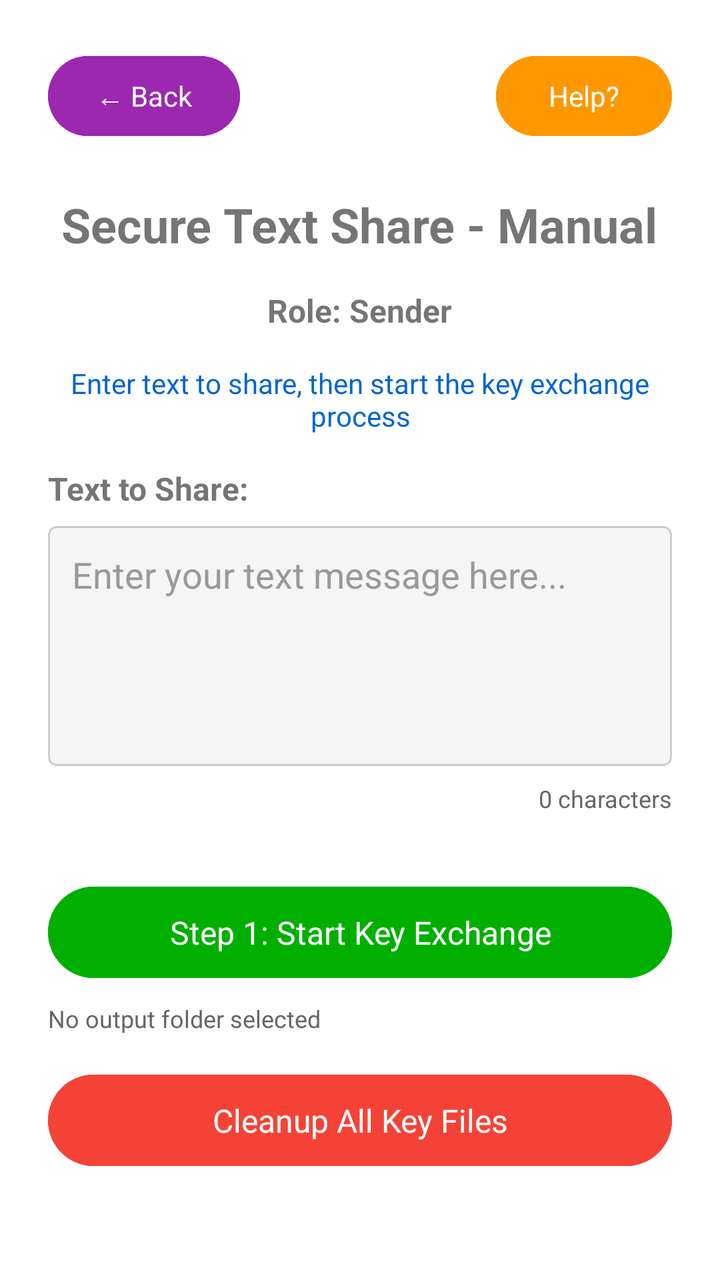
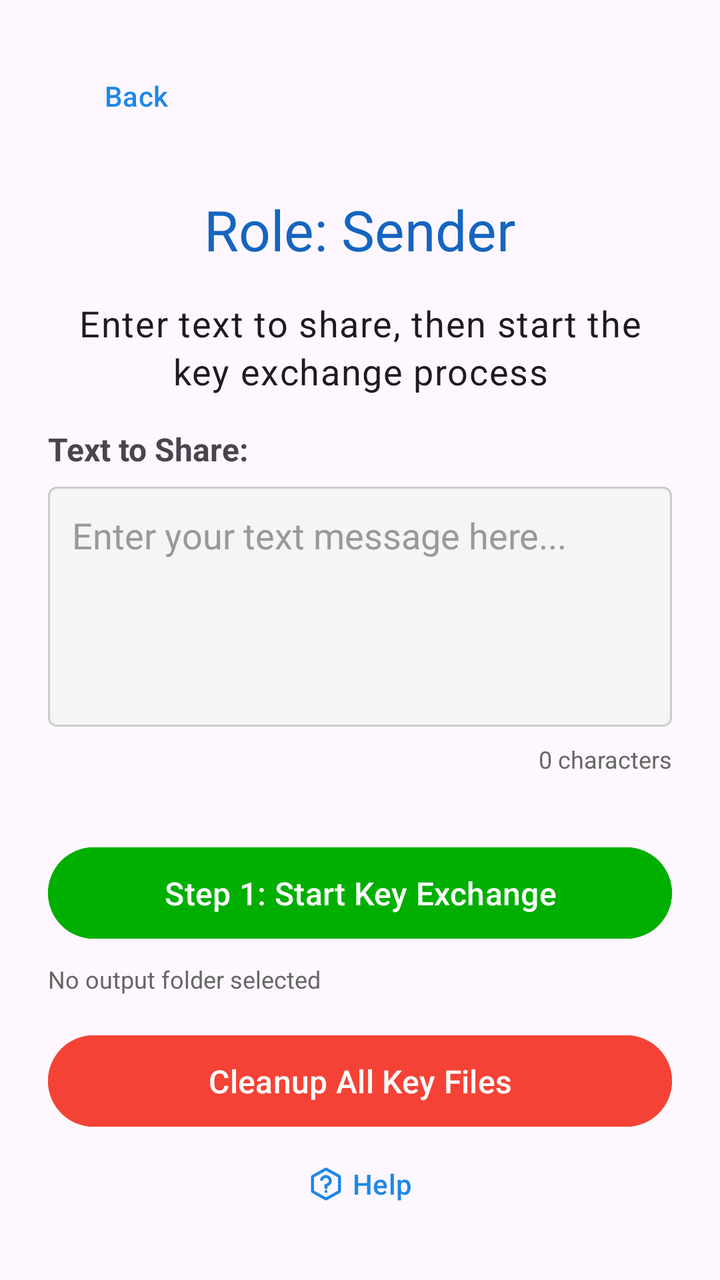

The first picture is an Android layout as it rendered before a commit; the second is the same layout after the commit. The layout source and the unified diff follow.
<!-- AndroidManifest.xml: application theme Theme.PQrypt -->
<!-- res/layout/activity_secure_share_manual_text.xml -->
<?xml version="1.0" encoding="utf-8"?>
<ScrollView
    xmlns:android="http://schemas.android.com/apk/res/android"
    xmlns:app="http://schemas.android.com/apk/res-auto"
    xmlns:tools="http://schemas.android.com/tools"
    android:layout_width="match_parent"
    android:layout_height="match_parent"
    android:fillViewport="true"
    tools:context=".SecureShareManualTextActivity">

    <LinearLayout
        android:layout_width="match_parent"
        android:layout_height="wrap_content"
        android:orientation="vertical"
        android:padding="24dp">

        
        <LinearLayout
            android:layout_width="match_parent"
            android:layout_height="wrap_content"
            android:orientation="horizontal"
            android:gravity="center_vertical"
            android:layout_marginBottom="24dp">

            <Button
                android:id="@+id/btn_back"
                style="@style/Widget.Material3.Button"
                android:layout_width="wrap_content"
                android:layout_height="wrap_content"
                android:backgroundTint="#9C27B0"
                android:text="← Back"
                android:textColor="@android:color/white"
            android:textSize="14sp" />

            <View
                android:layout_width="0dp"
                android:layout_height="1dp"
                android:layout_weight="1" />

            <Button
                android:id="@+id/btn_help"
                style="@style/Widget.Material3.Button"
                android:layout_width="wrap_content"
                android:layout_height="wrap_content"
                android:backgroundTint="#FF9800"
                android:text="Help?"
                android:textColor="@android:color/white"
            android:textSize="14sp" />
        </LinearLayout>

        <TextView
            android:layout_width="wrap_content"
            android:layout_height="wrap_content"
            android:text="Secure Text Share - Manual"
            android:textSize="24sp"
            android:textStyle="bold"
            android:layout_marginBottom="16dp"
            android:layout_gravity="center_horizontal" />

        <TextView
            android:id="@+id/tv_role"
            android:layout_width="wrap_content"
            android:layout_height="wrap_content"
            android:text="Role: Sender"
            android:textSize="16sp"
            android:textStyle="bold"
            android:layout_marginBottom="16dp"
            android:layout_gravity="center_horizontal" />

        <TextView
            android:id="@+id/tv_status"
            android:layout_width="match_parent"
            android:layout_height="wrap_content"
            android:text="Enter text to share, then start the key exchange process"
            android:textSize="14sp"
            android:textColor="#0066cc"
            android:layout_marginBottom="16dp"
            android:gravity="center" />

        
        <LinearLayout
            android:id="@+id/ll_text_input"
            android:layout_width="match_parent"
            android:layout_height="wrap_content"
            android:orientation="vertical"
            android:layout_marginBottom="16dp"
            android:visibility="visible">

            <TextView
                android:layout_width="wrap_content"
                android:layout_height="wrap_content"
                android:text="Text to Share:"
                android:textSize="16sp"
                android:textStyle="bold"
                android:layout_marginBottom="8dp" />

            <EditText
                android:id="@+id/et_text_input"
                android:layout_width="match_parent"
                android:layout_height="120dp"
                android:hint="Enter your text message here..."
                android:gravity="top|start"
                android:inputType="textMultiLine"
                android:padding="12dp"
                android:background="@drawable/edittext_border"
                android:textColor="@android:color/black"
                android:textColorHint="#999999"
                android:layout_marginBottom="8dp" />

            <TextView
                android:id="@+id/tv_char_count"
                android:layout_width="match_parent"
                android:layout_height="wrap_content"
                android:text="0 characters"
                android:textSize="12sp"
                android:textColor="#666666"
                android:gravity="end"
                android:layout_marginBottom="16dp" />
        </LinearLayout>

        
        <LinearLayout
            android:id="@+id/ll_text_display"
            android:layout_width="match_parent"
            android:layout_height="wrap_content"
            android:orientation="vertical"
            android:layout_marginBottom="16dp"
            android:visibility="gone">

            <TextView
                android:layout_width="wrap_content"
                android:layout_height="wrap_content"
                android:text="Decrypted Text:"
                android:textSize="16sp"
                android:textStyle="bold"
                android:layout_marginBottom="8dp" />

            <TextView
                android:id="@+id/tv_decrypted_text"
                android:layout_width="match_parent"
                android:layout_height="120dp"
                android:text="Decrypted text will appear here after successful key exchange"
                android:textSize="14sp"
                android:textColor="@android:color/black"
                android:padding="12dp"
                android:background="@drawable/edittext_border"
                android:layout_marginBottom="16dp" />
        </LinearLayout>

        
        <Button
            android:id="@+id/btn_step1"
            android:layout_width="match_parent"
            android:layout_height="wrap_content"
            android:text="Step 1: Start Key Exchange"
            android:textSize="16sp"
            android:padding="12dp"
            android:layout_marginBottom="8dp"
            style="@style/Widget.Material3.Button"
            android:backgroundTint="#00AF00"
            android:textColor="@android:color/white" />

        <TextView
            android:id="@+id/tv_step1_result"
            android:layout_width="match_parent"
            android:layout_height="wrap_content"
            android:text=""
            android:textSize="12sp"
            android:textColor="#666666"
            android:layout_marginBottom="16dp"
            android:visibility="gone" />




        <TextView
            android:id="@+id/tv_output_folder"
            android:layout_width="match_parent"
            android:layout_height="wrap_content"
            android:text="No output folder selected"
            android:textSize="12sp"
            android:textColor="#666666" />

        
        <Button
            android:id="@+id/btn_cleanup"
            android:layout_width="match_parent"
            android:layout_height="wrap_content"
            android:text="Cleanup All Key Files"
            android:textSize="16sp"
            android:padding="12dp"
            android:layout_marginTop="16dp"
            style="@style/Widget.Material3.Button"
            android:backgroundTint="#f44336"
            android:textColor="@android:color/white" />

    </LinearLayout>
</ScrollView>
<!-- resources referenced by this layout -->
<resources>
  <!-- drawable edittext_border (drawable) -->
  <?xml version="1.0" encoding="utf-8"?>
  <shape xmlns:android="http://schemas.android.com/apk/res/android"
      android:shape="rectangle">
      
      <solid android:color="#F5F5F5" />
      
      <stroke
          android:width="1dp"
          android:color="#CCCCCC" />
      
      <corners android:radius="4dp" />
      
      <padding
          android:left="8dp"
          android:top="8dp"
          android:right="8dp"
          android:bottom="8dp" />
      
  </shape>
  <style name="Theme.PQrypt" parent="Theme.MaterialComponents.DayNight.NoActionBar">
          
          <item name="colorPrimary">@color/blue_primary</item>
          <item name="colorPrimaryVariant">@color/blue_primary_dark</item>
          <item name="colorOnPrimary">@color/white</item>
          
          <item name="colorSecondary">@color/teal_200</item>
          <item name="colorSecondaryVariant">@color/teal_700</item>
          <item name="colorOnSecondary">@color/black</item>
          
          <item name="android:statusBarColor">@android:color/transparent</item>
          <item name="android:windowLightStatusBar">true</item>
          
      </style>
  <color name="blue_primary">#1E88E5</color>
  <color name="blue_primary_dark">#1565C0</color>
  <color name="white">#FFFFFFFF</color>
  <color name="teal_200">#FF03DAC5</color>
  <color name="teal_700">#FF018786</color>
  <color name="black">#FF000000</color>
</resources>

<!-- the commit's change to res/layout/activity_secure_share_manual_text.xml (unified diff, before → after) -->
@@ -10,9 +10,10 @@
 
     <LinearLayout
         android:layout_width="match_parent"
-        android:layout_height="wrap_content"
+        android:layout_height="match_parent"
         android:orientation="vertical"
-        android:padding="24dp">
+        android:padding="24dp"
+        android:gravity="center_horizontal">
 
         
         <LinearLayout
@@ -22,48 +23,20 @@
             android:gravity="center_vertical"
             android:layout_marginBottom="24dp">
 
-            <Button
+            <com.google.android.material.button.MaterialButton
                 android:id="@+id/btn_back"
-                style="@style/Widget.Material3.Button"
+                style="@style/Widget.Material3.Button.TextButton"
                 android:layout_width="wrap_content"
                 android:layout_height="wrap_content"
-                android:backgroundTint="#9C27B0"
-                android:text="← Back"
-                android:textColor="@android:color/white"
-            android:textSize="14sp" />
-
-            <View
-                android:layout_width="0dp"
-                android:layout_height="1dp"
-                android:layout_weight="1" />
-
-            <Button
-                android:id="@+id/btn_help"
-                style="@style/Widget.Material3.Button"
-                android:layout_width="wrap_content"
-                android:layout_height="wrap_content"
-                android:backgroundTint="#FF9800"
-                android:text="Help?"
-                android:textColor="@android:color/white"
-            android:textSize="14sp" />
+                android:text="Back" />
         </LinearLayout>
-
-        <TextView
-            android:layout_width="wrap_content"
-            android:layout_height="wrap_content"
-            android:text="Secure Text Share - Manual"
-            android:textSize="24sp"
-            android:textStyle="bold"
-            android:layout_marginBottom="16dp"
-            android:layout_gravity="center_horizontal" />
 
         <TextView
             android:id="@+id/tv_role"
             android:layout_width="wrap_content"
             android:layout_height="wrap_content"
             android:text="Role: Sender"
-            android:textSize="16sp"
-            android:textStyle="bold"
+            android:textAppearance="@style/TextAppearance.PQrypt.Headline"
             android:layout_marginBottom="16dp"
             android:layout_gravity="center_horizontal" />
 
@@ -72,8 +45,7 @@
             android:layout_width="match_parent"
             android:layout_height="wrap_content"
             android:text="Enter text to share, then start the key exchange process"
-            android:textSize="14sp"
-            android:textColor="#0066cc"
+            android:textAppearance="@style/TextAppearance.PQrypt.Body"
             android:layout_marginBottom="16dp"
             android:gravity="center" />
 
@@ -194,5 +166,20 @@
             android:backgroundTint="#f44336"
             android:textColor="@android:color/white" />
 
+        <Space
+            android:layout_width="match_parent"
+            android:layout_height="0dp"
+            android:layout_weight="1" />
+
+        <com.google.android.material.button.MaterialButton
+            android:id="@+id/btn_help"
+            style="@style/Widget.Material3.Button.TextButton"
+            android:layout_width="wrap_content"
+            android:layout_height="wrap_content"
+            android:layout_gravity="center_horizontal"
+            android:text="Help"
+            app:icon="@drawable/ic_help"
+            app:iconGravity="textStart" />
+
     </LinearLayout>
 </ScrollView>
<!-- resource entries referenced after the edit -->
@@ -20,7 +20,36 @@
           android:bottom="8dp" />
       
   </shape>
-  <style name="Theme.PQrypt" parent="Theme.MaterialComponents.DayNight.NoActionBar">
+  <!-- drawable ic_help (drawable) -->
+  <vector xmlns:android="http://schemas.android.com/apk/res/android"
+      android:width="800dp"
+      android:height="800dp"
+      android:viewportWidth="24"
+      android:viewportHeight="24">
+    <path
+        android:pathData="M9.09,9C9.325,8.332 9.789,7.768 10.4,7.409C11.011,7.05 11.729,6.919 12.427,7.039C13.125,7.159 13.759,7.522 14.215,8.064C14.671,8.606 14.921,9.292 14.92,10C14.92,12 11.92,13 11.92,13M12,17H12.01M3,7.942V16.059C3,16.401 3,16.573 3.05,16.725C3.095,16.861 3.168,16.985 3.265,17.089C3.374,17.208 3.523,17.291 3.823,17.457L11.223,21.568C11.507,21.726 11.648,21.805 11.799,21.836C11.932,21.863 12.068,21.863 12.201,21.836C12.352,21.805 12.493,21.726 12.777,21.568L20.177,17.457C20.477,17.291 20.626,17.208 20.735,17.089C20.832,16.985 20.905,16.861 20.949,16.725C21,16.573 21,16.401 21,16.059V7.942C21,7.599 21,7.428 20.949,7.275C20.905,7.14 20.832,7.016 20.735,6.911C20.626,6.792 20.477,6.709 20.177,6.543L12.777,2.432C12.493,2.274 12.352,2.195 12.201,2.165C12.068,2.137 11.932,2.137 11.799,2.165C11.648,2.195 11.507,2.274 11.223,2.432L3.823,6.543C3.523,6.709 3.374,6.792 3.265,6.911C3.168,7.016 3.095,7.14 3.05,7.275C3,7.428 3,7.599 3,7.942Z"
+        android:strokeLineJoin="round"
+        android:strokeWidth="2"
+        android:fillColor="#00000000"
+        android:strokeColor="#000000"
+        android:strokeLineCap="round"/>
+    <path
+        android:pathData="M12,13L12,14.5"
+        android:strokeWidth="2"
+        android:fillColor="#00000000"
+        android:strokeColor="#000000"
+        android:strokeLineCap="round"/>
+  </vector>
+  <style name="TextAppearance.PQrypt.Body" parent="TextAppearance.Material3.BodyLarge">
+          <item name="android:fontFamily">sans-serif</item>
+          <item name="android:textSize">18sp</item>
+      </style>
+  <style name="TextAppearance.PQrypt.Headline" parent="TextAppearance.Material3.HeadlineLarge">
+          <item name="android:fontFamily">sans-serif-medium</item>
+          <item name="android:textSize">28sp</item>
+          <item name="android:textColor">@color/blue_primary_dark</item>
+      </style>
+  <style name="Theme.PQrypt" parent="Theme.Material3.DayNight.NoActionBar">
           
           <item name="colorPrimary">@color/blue_primary</item>
           <item name="colorPrimaryVariant">@color/blue_primary_dark</item>
